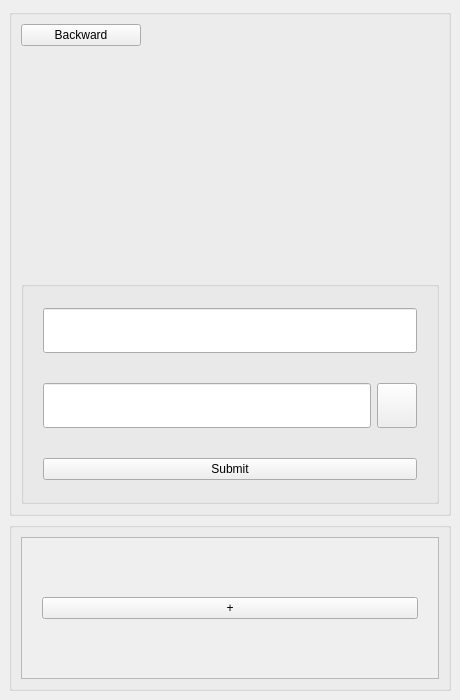
Old version of the form listsetsmall.ui in the repository 454270186/XJCO2811_UserInterface.
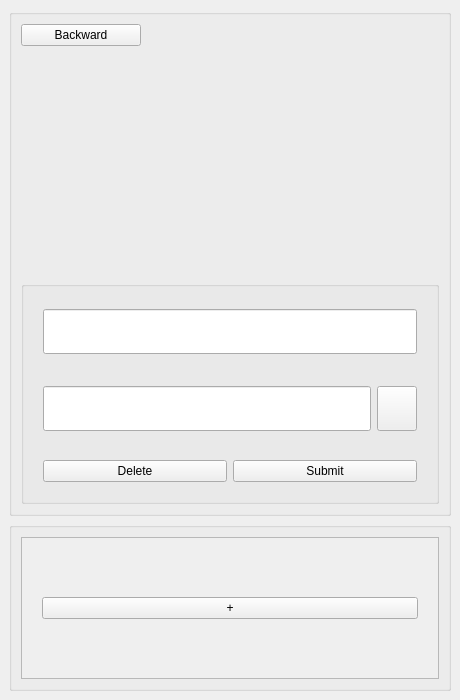
New version of the form.

Commit message: feat: added delete button.

What changed in the file:
```diff
--- a/listsetsmall.ui
+++ b/listsetsmall.ui
@@ -64,7 +64,7 @@
        </item>
        <item>
         <widget class="QGroupBox" name="groupBox_form">
-         <layout class="QVBoxLayout" name="verticalLayout_form" stretch="3,3,2">
+         <layout class="QVBoxLayout" name="verticalLayout_form" stretch="3,3,0">
           <item>
            <widget class="QWidget" name="widget_name" native="true">
             <layout class="QHBoxLayout" name="horizontalLayout_3">
@@ -182,6 +182,19 @@
              <property name="bottomMargin">
               <number>10</number>
              </property>
+             <item>
+              <widget class="QPushButton" name="Delete">
+               <property name="maximumSize">
+                <size>
+                 <width>400</width>
+                 <height>16777215</height>
+                </size>
+               </property>
+               <property name="text">
+                <string>Delete</string>
+               </property>
+              </widget>
+             </item>
              <item>
               <widget class="QPushButton" name="submit">
                <property name="maximumSize">
```
The commit also changes 5 other files.
